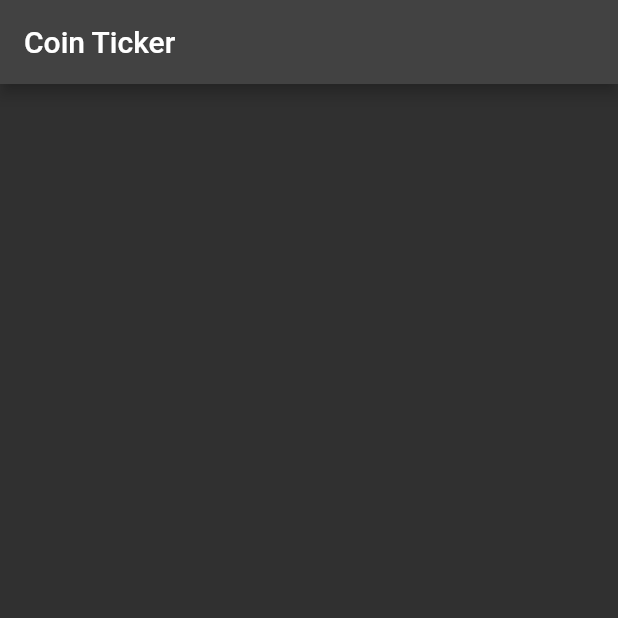
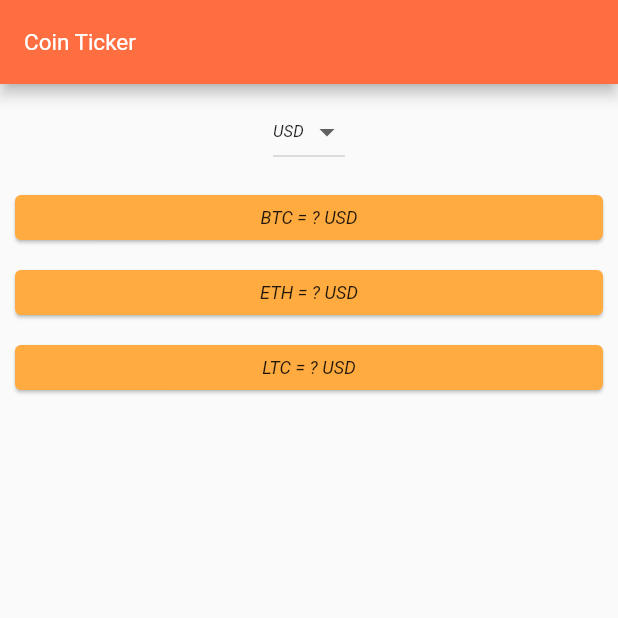
Before and after one commit to mohammadjahandide/A-Simple-Cryptocurrency-Price-Tracker---Flutter-App, a Flutter app: the screen it shows after launch, on a phone screen of 412 x 824 dp, the top half of it. Run offline on Flutter 3.47's test engine with Material 2 defaults, Android fonts, the phone set to English and light mode, and no system bars.

Commit message:
Design ui

```diff
--- /dev/null
+++ b/cryptocurrency_price_tracker/lib/constants.dart
@@ -0,0 +1,18 @@
+
+import 'package:flutter/cupertino.dart';
+import 'package:flutter/material.dart';
+
+const kAppBarTextStyle = TextStyle(
+  fontSize: 15,
+  fontWeight: FontWeight.normal,
+);
+
+const kDropdownTextStyle = TextStyle(
+  fontSize: 11,
+  fontStyle: FontStyle.italic,
+);
+
+const kListViewItemTextStyle = TextStyle(
+  fontSize: 12,
+  fontStyle: FontStyle.italic,
+);
--- a/cryptocurrency_price_tracker/lib/main.dart
+++ b/cryptocurrency_price_tracker/lib/main.dart
@@ -12,7 +12,6 @@ class StartScreen extends StatelessWidget {
   @override
   Widget build(BuildContext context) {
     return MaterialApp(
-      theme: ThemeData.dark(),
       home: PriceScreen(),
     );
   }
--- a/cryptocurrency_price_tracker/lib/price_screen.dart
+++ b/cryptocurrency_price_tracker/lib/price_screen.dart
@@ -1,5 +1,11 @@
+import 'dart:io';
 
+import 'package:cryptocurrency_price_tracker/constants.dart';
+import 'package:flutter/cupertino.dart';
 import 'package:flutter/material.dart';
+import 'package:flutter/foundation.dart' show kIsWeb;
+
+import 'coin_data.dart';
 
 class PriceScreen extends StatefulWidget {
   const PriceScreen({Key? key}) : super(key: key);
@@ -9,12 +15,119 @@ class PriceScreen extends StatefulWidget {
 }
 
 class _PriceScreenState extends State<PriceScreen> {
+  String? _selectedCurrency = "USD";
+
+
+  List<DropdownMenuItem<String>> _getDropdownItems() {
+    List<DropdownMenuItem<String>> items = [];
+    for (String currency in currenciesList) {
+      var newItem = DropdownMenuItem(
+        child: Text(
+          currency,
+          style: kDropdownTextStyle,
+        ),
+        value: currency,
+      );
+      items.add(newItem);
+    }
+
+    return items;
+  }
+
+  DropdownButton<String> _getDropdownButton() {
+    return DropdownButton(
+      value: _selectedCurrency,
+      items: _getDropdownItems(),
+      onChanged: (value) {
+        setState(() {
+          _selectedCurrency = value;
+        });
+      },
+    );
+  }
+
+  CupertinoPicker _getIOSPicker() {
+    List<Text> items = [];
+
+    for (String currency in currenciesList) {
+      items.add(Text(
+        currency,
+        style: kDropdownTextStyle,
+      ));
+    }
+
+    return CupertinoPicker(
+        itemExtent: 32.0,
+        onSelectedItemChanged: (selectedIndex) {
+          setState(() {
+            _selectedCurrency = currenciesList[selectedIndex];
+          });
+        },
+        children: items);
+  }
+
+  Widget _listViewItem(BuildContext context, int index) {
+    return Card(
+      color: Colors.orangeAccent,
+      margin: EdgeInsets.all(10.0),
+      child: Padding(
+        padding: EdgeInsets.all(8.0),
+        child: Row(
+          mainAxisAlignment: MainAxisAlignment.center,
+          children: [
+            Text(
+              '${cryptoList[index]}',
+              style: kListViewItemTextStyle,
+            ),
+            Text(
+              ' = ? $_selectedCurrency',
+              style: kListViewItemTextStyle,
+            ),
+          ],
+        ),
+      ),
+    );
+  }
+
+  Widget _getPicker(){
+    if( kIsWeb){
+      return _getDropdownButton();
+    }
+    else{
+      if(Platform.isIOS){
+        return _getIOSPicker();
+      }
+      return _getDropdownButton();
+    }
+  }
+
   @override
   Widget build(BuildContext context) {
     return Scaffold(
-      appBar: AppBar(
-        title: Text('Coin Ticker'),
-      ),
-    );
+        appBar: AppBar(
+          title: Text(
+            'Coin Ticker',
+            style: kAppBarTextStyle,
+          ),
+          backgroundColor: Colors.deepOrangeAccent,
+        ),
+        body: Column(
+          crossAxisAlignment: CrossAxisAlignment.stretch,
+          children: [
+            Padding(
+              padding: const EdgeInsets.all(8.0),
+              child: Center(
+                child: _getPicker(),
+              ),
+            ),
+            Container(
+              height: 350,
+              child: ListView.builder(
+                itemBuilder: (context, index) => _listViewItem(context, index),
+                itemCount: cryptoList.length,
+              ),
+            )
+          ],
+        ));
   }
 }
```
